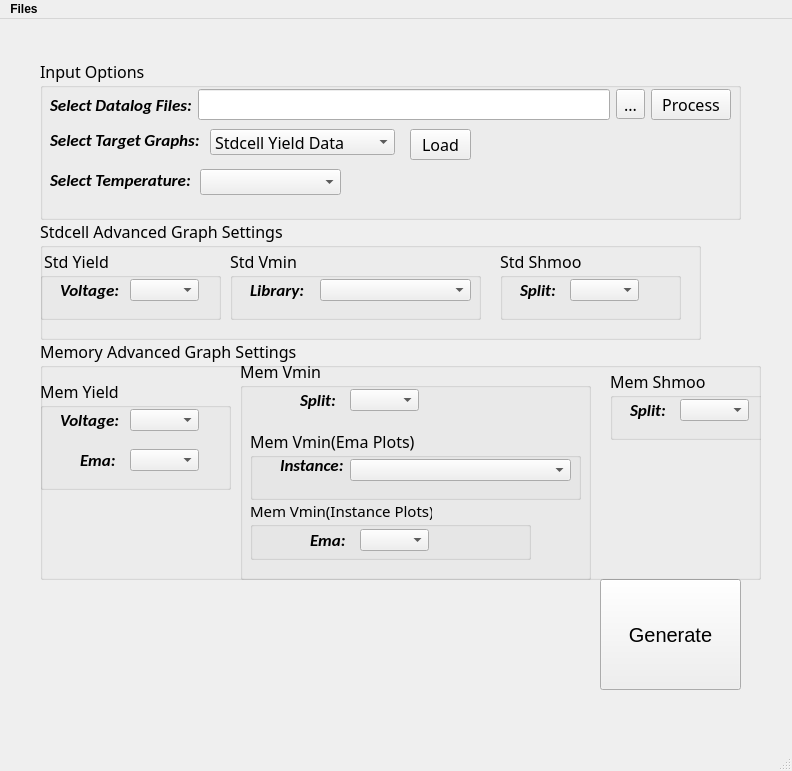
tanyuzhuo/arm, file Visualization/gui/vis.ui: the form before one commit.
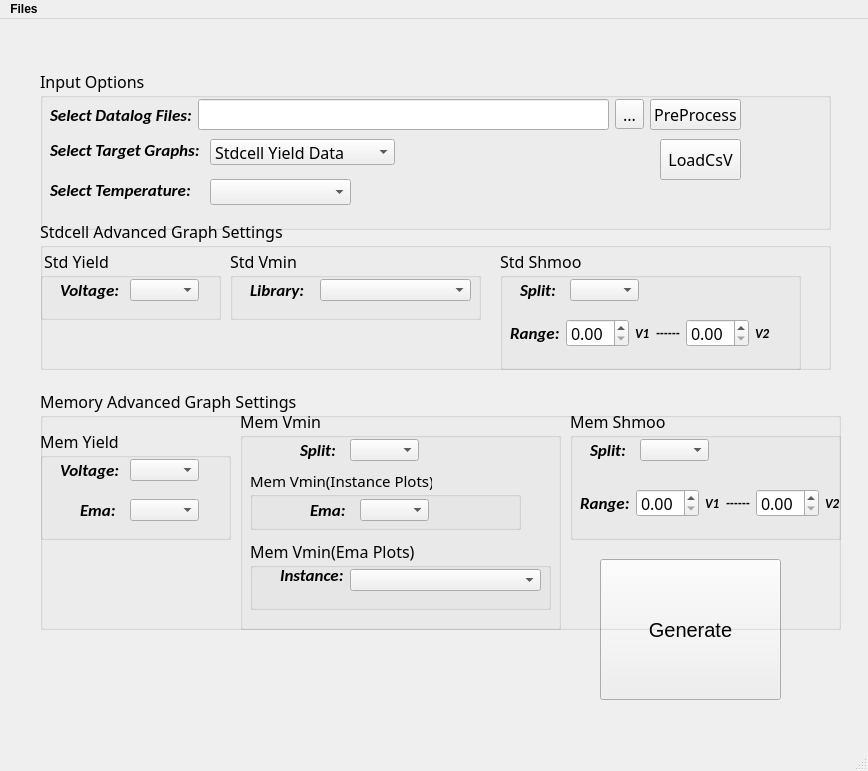
The form after the commit. Icons and pictures are not drawn.

What changed in the file:
```diff
--- a/Visualization/gui/vis.ui
+++ b/Visualization/gui/vis.ui
@@ -9,7 +9,7 @@
    <rect>
     <x>0</x>
     <y>0</y>
-    <width>792</width>
+    <width>868</width>
     <height>771</height>
    </rect>
   </property>
@@ -21,9 +21,9 @@
     <property name="geometry">
      <rect>
       <x>600</x>
-      <y>560</y>
-      <width>141</width>
-      <height>111</height>
+      <y>540</y>
+      <width>181</width>
+      <height>141</height>
      </rect>
     </property>
     <property name="font">
@@ -39,8 +39,8 @@
     <property name="geometry">
      <rect>
       <x>40</x>
-      <y>40</y>
-      <width>701</width>
+      <y>50</y>
+      <width>791</width>
       <height>161</height>
      </rect>
     </property>
@@ -128,7 +128,7 @@
       <rect>
        <x>10</x>
        <y>29</y>
-       <width>681</width>
+       <width>691</width>
        <height>33</height>
       </rect>
      </property>
@@ -164,7 +164,7 @@
       <item>
        <widget class="QPushButton" name="pushButton_Process">
         <property name="text">
-         <string>Process</string>
+         <string>PreProcess</string>
         </property>
        </widget>
       </item>
@@ -173,10 +173,10 @@
     <widget class="QLabel" name="label_5">
      <property name="geometry">
       <rect>
-       <x>620</x>
-       <y>70</y>
-       <width>71</width>
-       <height>41</height>
+       <x>710</x>
+       <y>80</y>
+       <width>61</width>
+       <height>31</height>
       </rect>
      </property>
      <property name="styleSheet">
@@ -189,14 +189,14 @@
     <widget class="QPushButton" name="pushButton_2">
      <property name="geometry">
       <rect>
-       <x>370</x>
+       <x>620</x>
        <y>70</y>
-       <width>61</width>
-       <height>31</height>
+       <width>81</width>
+       <height>41</height>
       </rect>
      </property>
      <property name="text">
-      <string>Load</string>
+      <string>LoadCsV</string>
      </property>
     </widget>
     <widget class="QLabel" name="label_Temp">
@@ -224,7 +224,7 @@
     <widget class="QComboBox" name="comboBox_Temp">
      <property name="geometry">
       <rect>
-       <x>160</x>
+       <x>170</x>
        <y>110</y>
        <width>141</width>
        <height>26</height>
@@ -237,8 +237,8 @@
      <rect>
       <x>40</x>
       <y>200</y>
-      <width>661</width>
-      <height>121</height>
+      <width>791</width>
+      <height>151</height>
      </rect>
     </property>
     <property name="font">
@@ -351,8 +351,8 @@
       <rect>
        <x>460</x>
        <y>30</y>
-       <width>181</width>
-       <height>71</height>
+       <width>301</width>
+       <height>121</height>
       </rect>
      </property>
      <property name="title">
@@ -390,14 +390,96 @@
        </rect>
       </property>
      </widget>
+     <widget class="QWidget" name="">
+      <property name="geometry">
+       <rect>
+        <x>10</x>
+        <y>70</y>
+        <width>260</width>
+        <height>28</height>
+       </rect>
+      </property>
+      <layout class="QHBoxLayout" name="horizontalLayout_3">
+       <item>
+        <widget class="QLabel" name="label_Split_3">
+         <property name="font">
+          <font>
+           <family>Calibri</family>
+           <pointsize>13</pointsize>
+           <weight>75</weight>
+           <italic>true</italic>
+           <bold>true</bold>
+          </font>
+         </property>
+         <property name="text">
+          <string>Range:</string>
+         </property>
+        </widget>
+       </item>
+       <item>
+        <widget class="QDoubleSpinBox" name="v1std"/>
+       </item>
+       <item>
+        <widget class="QLabel" name="label_Split_4">
+         <property name="font">
+          <font>
+           <family>Calibri</family>
+           <pointsize>10</pointsize>
+           <weight>75</weight>
+           <italic>true</italic>
+           <bold>true</bold>
+          </font>
+         </property>
+         <property name="text">
+          <string>V1</string>
+         </property>
+        </widget>
+       </item>
+       <item>
+        <widget class="QLabel" name="label_Split_6">
+         <property name="font">
+          <font>
+           <family>Calibri</family>
+           <pointsize>10</pointsize>
+           <weight>75</weight>
+           <italic>true</italic>
+           <bold>true</bold>
+          </font>
+         </property>
+         <property name="text">
+          <string>------</string>
+         </property>
+        </widget>
+       </item>
+       <item>
+        <widget class="QDoubleSpinBox" name="v2std"/>
+       </item>
+       <item>
+        <widget class="QLabel" name="label_Split_5">
+         <property name="font">
+          <font>
+           <family>Calibri</family>
+           <pointsize>10</pointsize>
+           <weight>75</weight>
+           <italic>true</italic>
+           <bold>true</bold>
+          </font>
+         </property>
+         <property name="text">
+          <string>V2</string>
+         </property>
+        </widget>
+       </item>
+      </layout>
+     </widget>
     </widget>
    </widget>
    <widget class="QGroupBox" name="groupBox_2">
     <property name="geometry">
      <rect>
       <x>40</x>
-      <y>320</y>
-      <width>721</width>
+      <y>370</y>
+      <width>801</width>
       <height>241</height>
      </rect>
     </property>
@@ -493,10 +575,10 @@
     <widget class="QGroupBox" name="groupBox_MemShmoo">
      <property name="geometry">
       <rect>
-       <x>570</x>
-       <y>30</y>
-       <width>171</width>
-       <height>71</height>
+       <x>530</x>
+       <y>20</y>
+       <width>271</width>
+       <height>131</height>
       </rect>
      </property>
      <property name="title">
@@ -534,13 +616,95 @@
        </rect>
       </property>
      </widget>
+     <widget class="QWidget" name="layoutWidget_2">
+      <property name="geometry">
+       <rect>
+        <x>10</x>
+        <y>80</y>
+        <width>260</width>
+        <height>28</height>
+       </rect>
+      </property>
+      <layout class="QHBoxLayout" name="horizontalLayout_4">
+       <item>
+        <widget class="QLabel" name="label_Split_7">
+         <property name="font">
+          <font>
+           <family>Calibri</family>
+           <pointsize>13</pointsize>
+           <weight>75</weight>
+           <italic>true</italic>
+           <bold>true</bold>
+          </font>
+         </property>
+         <property name="text">
+          <string>Range:</string>
+         </property>
+        </widget>
+       </item>
+       <item>
+        <widget class="QDoubleSpinBox" name="v1Mem"/>
+       </item>
+       <item>
+        <widget class="QLabel" name="label_Split_8">
+         <property name="font">
+          <font>
+           <family>Calibri</family>
+           <pointsize>10</pointsize>
+           <weight>75</weight>
+           <italic>true</italic>
+           <bold>true</bold>
+          </font>
+         </property>
+         <property name="text">
+          <string>V1</string>
+         </property>
+        </widget>
+       </item>
+       <item>
+        <widget class="QLabel" name="label_Split_9">
+         <property name="font">
+          <font>
+           <family>Calibri</family>
+           <pointsize>10</pointsize>
+           <weight>75</weight>
+           <italic>true</italic>
+           <bold>true</bold>
+          </font>
+         </property>
+         <property name="text">
+          <string>------</string>
+         </property>
+        </widget>
+       </item>
+       <item>
+        <widget class="QDoubleSpinBox" name="v2Mem"/>
+       </item>
+       <item>
+        <widget class="QLabel" name="label_Split_10">
+         <property name="font">
+          <font>
+           <family>Calibri</family>
+           <pointsize>10</pointsize>
+           <weight>75</weight>
+           <italic>true</italic>
+           <bold>true</bold>
+          </font>
+         </property>
+         <property name="text">
+          <string>V2</string>
+         </property>
+        </widget>
+       </item>
+      </layout>
+     </widget>
     </widget>
     <widget class="QGroupBox" name="groupBox_3">
      <property name="geometry">
       <rect>
        <x>200</x>
        <y>20</y>
-       <width>351</width>
+       <width>321</width>
        <height>221</height>
       </rect>
      </property>
@@ -589,8 +753,8 @@
       <property name="geometry">
        <rect>
         <x>10</x>
-        <y>140</y>
-        <width>281</width>
+        <y>60</y>
+        <width>271</width>
         <height>61</height>
        </rect>
       </property>
@@ -640,8 +804,8 @@
       <property name="geometry">
        <rect>
         <x>10</x>
-        <y>70</y>
-        <width>331</width>
+        <y>130</y>
+        <width>301</width>
         <height>71</height>
        </rect>
       </property>
@@ -659,7 +823,7 @@
         <rect>
          <x>100</x>
          <y>30</y>
-         <width>221</width>
+         <width>191</width>
          <height>22</height>
         </rect>
        </property>
@@ -711,7 +875,7 @@
     <rect>
      <x>0</x>
      <y>0</y>
-     <width>792</width>
+     <width>868</width>
      <height>23</height>
     </rect>
    </property>
```
Left out of the diff: 2 changed lines with no effect on the pictures.
